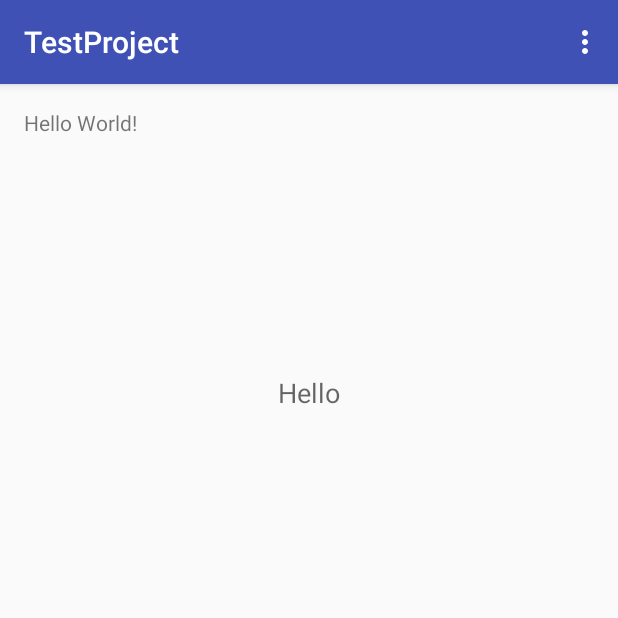
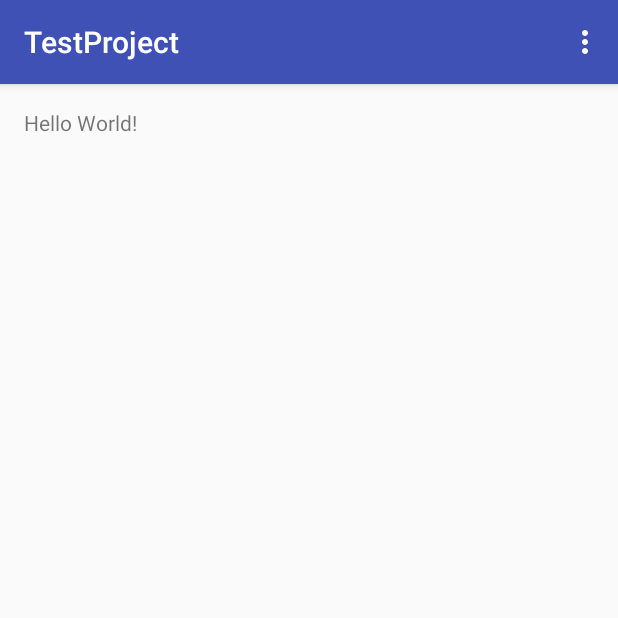
Before and after one commit to shanbalileh/testrepo, an Android app: the screen it shows after launch (MainActivity), on a phone screen of 412 x 824 dp, the top half of it. Run offline under Robolectric (Android 15) with nearby library versions, the phone set to English and light mode, and no system bars.

Commit message:
Revert "hello"
This reverts commit b47336fd445b002505343b622f3c2fe3754678fe.

```diff
--- a/app/src/main/res/layout/content_main.xml
+++ b/app/src/main/res/layout/content_main.xml
@@ -15,16 +15,5 @@
     <TextView
         android:layout_width="wrap_content"
         android:layout_height="wrap_content"
-        android:text="Hello World!"
-        android:id="@+id/textView2" />
-
-    <TextView
-        android:layout_width="wrap_content"
-        android:layout_height="wrap_content"
-        android:textAppearance="?android:attr/textAppearanceMedium"
-        android:text="Hello"
-        android:id="@+id/textView"
-        android:layout_marginTop="158dp"
-        android:layout_below="@+id/textView2"
-        android:layout_centerHorizontal="true" />
+        android:text="Hello World!" />
 </RelativeLayout>
```
